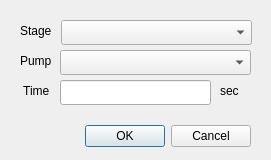
Qt form dialogadd.ui (smithrosser/lbl-tools) before a commit.
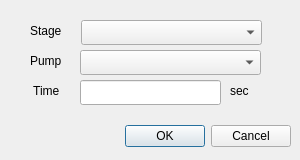
The same form after that commit.

Diff of the .ui file:
```diff
--- a/dialogadd.ui
+++ b/dialogadd.ui
@@ -6,7 +6,7 @@
    <rect>
     <x>0</x>
     <y>0</y>
-    <width>271</width>
+    <width>300</width>
     <height>160</height>
    </rect>
   </property>
@@ -16,7 +16,7 @@
   <widget class="QDialogButtonBox" name="buttonBox">
    <property name="geometry">
     <rect>
-     <x>80</x>
+     <x>120</x>
      <y>120</y>
      <width>171</width>
      <height>32</height>
@@ -32,9 +32,9 @@
   <widget class="QComboBox" name="comboType">
    <property name="geometry">
     <rect>
-     <x>61</x>
+     <x>81</x>
      <y>20</y>
-     <width>191</width>
+     <width>181</width>
      <height>25</height>
     </rect>
    </property>
@@ -42,9 +42,9 @@
   <widget class="QComboBox" name="comboPump">
    <property name="geometry">
     <rect>
-     <x>60</x>
+     <x>80</x>
      <y>50</y>
-     <width>191</width>
+     <width>181</width>
      <height>25</height>
     </rect>
    </property>
@@ -52,9 +52,9 @@
   <widget class="QLineEdit" name="editDur">
    <property name="geometry">
     <rect>
-     <x>60</x>
+     <x>80</x>
      <y>80</y>
-     <width>151</width>
+     <width>141</width>
      <height>25</height>
     </rect>
    </property>
@@ -62,9 +62,9 @@
   <widget class="QLabel" name="label">
    <property name="geometry">
     <rect>
-     <x>20</x>
+     <x>30</x>
      <y>20</y>
-     <width>31</width>
+     <width>41</width>
      <height>21</height>
     </rect>
    </property>
@@ -75,9 +75,9 @@
   <widget class="QLabel" name="label_2">
    <property name="geometry">
     <rect>
-     <x>20</x>
+     <x>30</x>
      <y>50</y>
-     <width>31</width>
+     <width>41</width>
      <height>21</height>
     </rect>
    </property>
@@ -88,9 +88,9 @@
   <widget class="QLabel" name="label_3">
    <property name="geometry">
     <rect>
-     <x>20</x>
+     <x>30</x>
      <y>80</y>
-     <width>31</width>
+     <width>41</width>
      <height>21</height>
     </rect>
    </property>
@@ -101,7 +101,7 @@
   <widget class="QLabel" name="label_4">
    <property name="geometry">
     <rect>
-     <x>220</x>
+     <x>230</x>
      <y>80</y>
      <width>52</width>
      <height>21</height>
```
